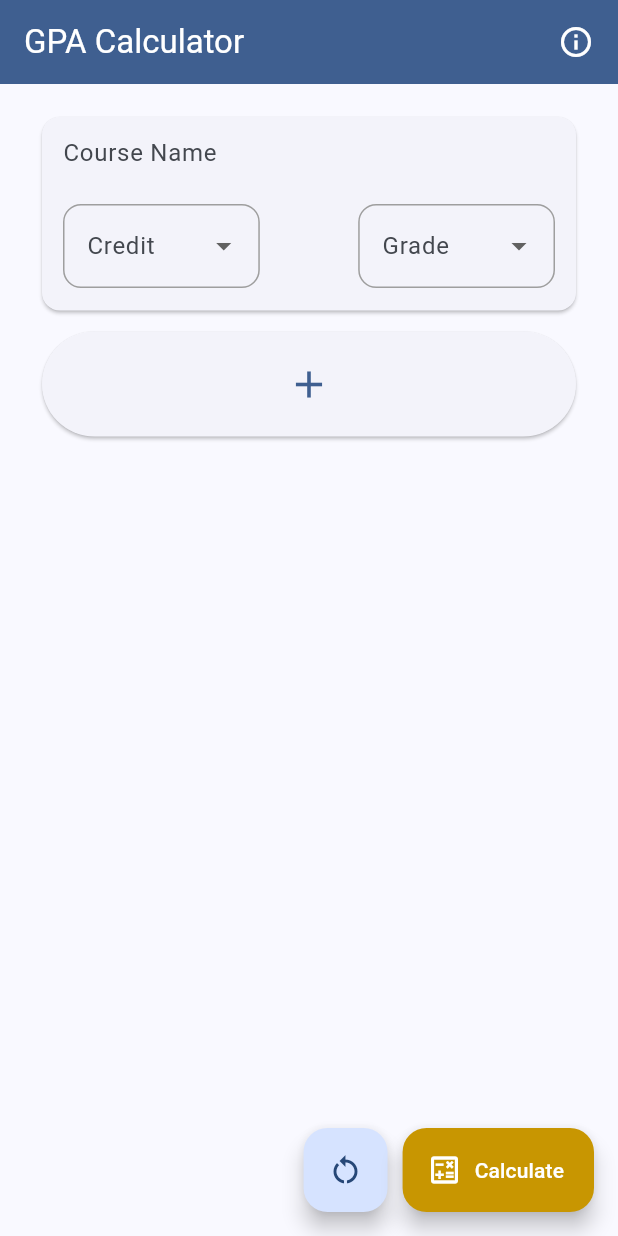
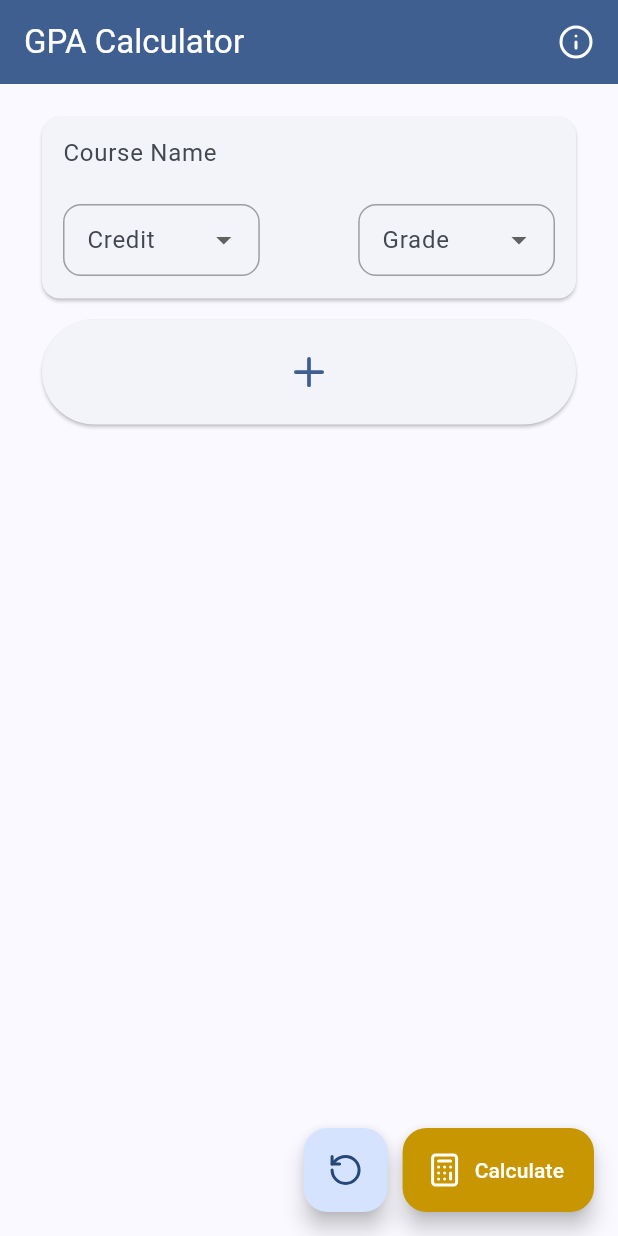
Before and after one commit to mllrr96/Gpa-Calculator, a Flutter app: the screen it shows after launch, on a phone screen of 412 x 824 dp. Run offline on Flutter 3.47's test engine with Material 3 defaults, Android fonts, the phone set to English and light mode, and no system bars; drawn by our look-alikes of flutter_slidable; our stand-ins replace lucide_icons.

Commit message:
Add dark mode, ui fixes

```diff
--- a/lib/home.dart
+++ b/lib/home.dart
@@ -2,6 +2,7 @@ import 'package:flutter/material.dart';
 import 'package:flutter/services.dart';
 import 'package:flutter_slidable/flutter_slidable.dart';
 import 'package:gpa_calculator/course_model.dart';
+import 'package:lucide_icons/lucide_icons.dart';
 
 class HomePage extends StatefulWidget {
   const HomePage({super.key, required this.title});
@@ -71,6 +72,8 @@ class _HomePageState extends State<HomePage> {
 
   @override
   Widget build(BuildContext context) {
+    final isDarkMode =
+        MediaQuery.of(context).platformBrightness == Brightness.dark;
     InputDecoration decoration = InputDecoration(
       border: OutlineInputBorder(
         borderRadius: BorderRadius.circular(12),
@@ -85,18 +88,25 @@ class _HomePageState extends State<HomePage> {
       onTap: () => FocusScope.of(context).unfocus(),
       child: Scaffold(
         appBar: AppBar(
-          backgroundColor: Theme.of(context).colorScheme.primary,
+          systemOverlayStyle: SystemUiOverlayStyle(
+            statusBarIconBrightness: Brightness.light,
+            statusBarBrightness: Brightness.dark,
+          ),
+          backgroundColor:
+              isDarkMode
+                  ? Theme.of(context).colorScheme.secondary
+                  : Theme.of(context).colorScheme.primary,
           title: Text(widget.title, style: TextStyle(color: Colors.white)),
           actions: [
             IconButton(
               padding: EdgeInsets.all(16.0),
-              icon: Icon(Icons.info_outline, color: Colors.white),
+              icon: Icon(LucideIcons.info, color: Colors.white),
               onPressed: () {
                 showAboutDialog(
                   context: context,
                   applicationName: 'GPA Calculator',
                   applicationVersion: '1.0.0',
-                  applicationIcon: Icon(Icons.calculate_outlined),
+                  applicationIcon: Icon(LucideIcons.calculator),
                   children: [Text('This app helps you calculate your GPA.')],
                 );
               },
@@ -105,10 +115,11 @@ class _HomePageState extends State<HomePage> {
         ),
         body: SlidableAutoCloseBehavior(
           child: ListView.separated(
-            padding: const EdgeInsets.symmetric(
-              horizontal: 24.0,
-              vertical: 18.0,
-            ),
+            padding: const EdgeInsets.fromLTRB(24, 18, 24, 150),
+            // padding: const EdgeInsets.symmetric(
+            //   horizontal: 24.0,
+            //   vertical: 18.0,
+            // ),
             itemCount: courses.length + 1,
             itemBuilder: (context, index) {
               if (index == courses.length) {
@@ -122,7 +133,7 @@ class _HomePageState extends State<HomePage> {
                           courses.add(Course.empty());
                         });
                       },
-                      child: Icon(Icons.add, size: 30),
+                      child: Icon(LucideIcons.plus, size: 30),
                     ),
                   ),
                 );
@@ -132,7 +143,8 @@ class _HomePageState extends State<HomePage> {
               return Slidable(
                 key: ValueKey(index),
                 endActionPane: ActionPane(
-                  motion: const ScrollMotion(),
+                  extentRatio: 0.25,
+                  motion: const BehindMotion(),
                   children: [
                     SlidableAction(
                       onPressed: (_) {
@@ -140,10 +152,10 @@ class _HomePageState extends State<HomePage> {
                           courses.removeAt(index);
                         });
                       },
-                      backgroundColor: Colors.red,
-                      foregroundColor: Colors.white,
-                      icon: Icons.delete_forever_outlined,
-                      label: 'Delete',
+                      backgroundColor: Colors.transparent,
+                      foregroundColor: Colors.red,
+                      icon: LucideIcons.trash2,
+                      // label: '',
                       borderRadius: BorderRadius.circular(8.0),
                     ),
                   ],
@@ -182,6 +194,7 @@ class _HomePageState extends State<HomePage> {
                               child: DropdownButtonFormField<int>(
                                 decoration: decoration.copyWith(
                                   labelText: 'Credit',
+                                  isDense: true,
                                 ),
                                 value:
                                     course.credit == 0 ? null : course.credit,
@@ -209,6 +222,7 @@ class _HomePageState extends State<HomePage> {
                               child: DropdownButtonFormField<CourseGrade>(
                                 decoration: decoration.copyWith(
                                   labelText: 'Grade',
+                                  isDense: true,
                                 ),
                                 value: course.grade,
                                 items:
@@ -243,7 +257,14 @@ class _HomePageState extends State<HomePage> {
           mainAxisAlignment: MainAxisAlignment.end,
           children: [
             FloatingActionButton(
+              // backgroundColor: isDarkMode ? null : Theme.of(context).colorScheme.primary,
               onPressed: () {
+                if (courses.length == 1 &&
+                    courses[0].credit == 0 &&
+                    courses[0].grade == null) {
+                  return;
+                }
+
                 // show dialog to confirm reset
                 showDialog(
                   context: context,
@@ -264,6 +285,7 @@ class _HomePageState extends State<HomePage> {
                             setState(() {
                               courses = [Course.empty()];
                             });
+                            FocusScope.of(context).unfocus();
                           },
                           child: Text(
                             'Reset',
@@ -275,7 +297,7 @@ class _HomePageState extends State<HomePage> {
                   },
                 );
               },
-              child: Icon(Icons.restart_alt),
+              child: Icon(LucideIcons.rotateCcw),
             ),
             SizedBox(width: 10),
             FloatingActionButton.extended(
@@ -283,7 +305,7 @@ class _HomePageState extends State<HomePage> {
               onPressed: calculateGPA,
               tooltip: 'Increment',
               label: Text('Calculate', style: TextStyle(color: Colors.white)),
-              icon: const Icon(Icons.calculate_outlined, color: Colors.white),
+              icon: const Icon(LucideIcons.calculator, color: Colors.white),
             ),
           ],
         ),
--- a/lib/main.dart
+++ b/lib/main.dart
@@ -20,6 +20,14 @@
           secondary: Color(0xFFC89601),
         ),
       ),
+      darkTheme: ThemeData(
+        colorScheme: ColorScheme.fromSeed(
+          seedColor: Color(0xFF002956),
+          secondary: Color(0xFFC89601),
+          brightness: Brightness.dark,
+        ),
+      ),
+      themeMode: ThemeMode.system,
       home: HomePage(title: 'GPA Calculator'),
     );
   }
--- a/pubspec.yaml
+++ b/pubspec.yaml
@@ -35,6 +35,7 @@ dependencies:
   # Use with the CupertinoIcons class for iOS style icons.
   cupertino_icons: ^1.0.8
   flutter_slidable: ^4.0.0
+  lucide_icons: ^0.257.0
 
 dev_dependencies:
   flutter_test:
```
Also changed, not shown: pubspec.lock.
